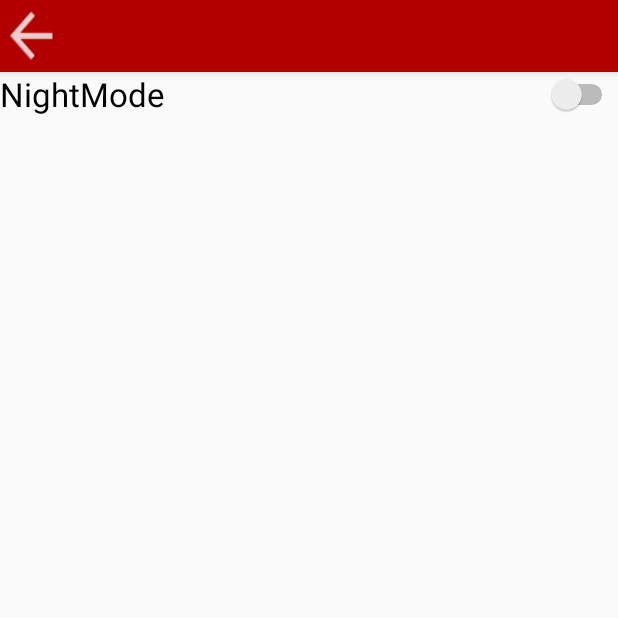
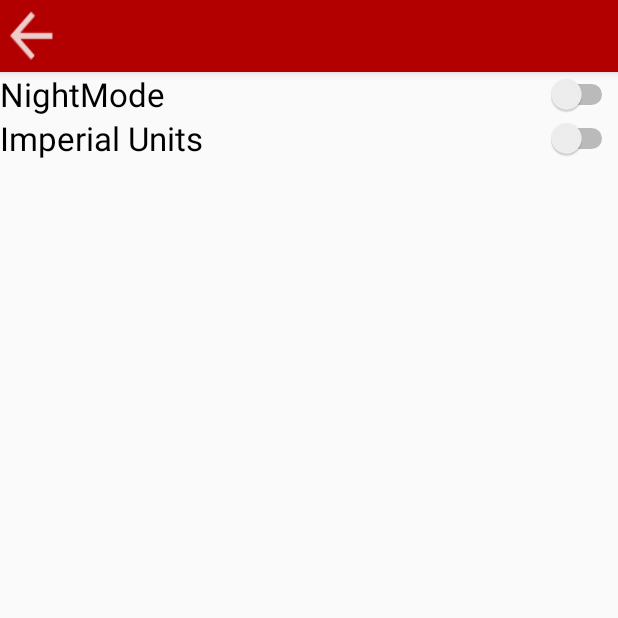
Before and after one commit to klaframboise/ParkPal, an Android app: the Night screen opened directly, with no data from a screen before it, on a phone screen of 412 x 824 dp, the top half of it. Run offline under Robolectric (Android 15) with nearby library versions, the phone set to English and light mode, and no system bars; libraries missing offline, so code that uses them is left out: com.google.maps.android, com.reginald.editspinner.

Commit message:
S25 T1-* Done

```diff
--- a/ParkPal.Android/app/src/main/java/com/mcdevz/parkpal/MainActivity.java
+++ b/ParkPal.Android/app/src/main/java/com/mcdevz/parkpal/MainActivity.java
@@ -247,6 +247,12 @@ public class MainActivity extends AppCompatActivity
         else if (id == R.id.nav_nightmode) {
 
             Intent myIntent = new Intent(this, Night.class);
+            startActivity(myIntent);
+            finish();
+        }
+
+        else if (id == R.id.nav_units) {
+            Intent myIntent = new Intent(this, Units.class);
             startActivity(myIntent);
             finish();
         }
--- a/ParkPal.Android/app/src/main/java/com/mcdevz/parkpal/Night.java
+++ b/ParkPal.Android/app/src/main/java/com/mcdevz/parkpal/Night.java
@@ -15,7 +15,9 @@ public class Night extends AppCompatActivity {
    // public static Switch nightSwitch;
     public static LinearLayout LinLayout;
     private TextView colour;
-    public static Boolean checked = false;
+    public static Boolean unitUS = false;
+    public static Boolean checked1 = false;
+    public static Boolean checked2 = false;
     public MainActivity ma = new MainActivity();
     @Override
     protected void onCreate(Bundle savedInstanceState) {
@@ -25,17 +27,33 @@ public class Night extends AppCompatActivity {
         /*When the night toggle is enabled on the side menu, night mode is enabled.*/
 
         final Switch nightSwitch = (Switch)  findViewById(R.id.nightSwitch);
-        nightSwitch.setChecked(checked);
+        nightSwitch.setChecked(checked1);
         nightSwitch.setOnCheckedChangeListener(new CompoundButton.OnCheckedChangeListener() {
             public void onCheckedChanged(CompoundButton buttonView, boolean isChecked) {
 
 
                 if (nightSwitch.isChecked()) {
-                checked = true;
+                checked1 = true;
                 ma.nightMode = true;
             } else {
                     ma.nightMode = false;
-                    checked = false;
+                    checked1 = false;
+                }
+            }
+        });
+
+        final Switch unitSwitch = (Switch) findViewById(R.id.unitSwitch);
+        unitSwitch.setChecked(checked2);
+        unitSwitch.setOnCheckedChangeListener(new CompoundButton.OnCheckedChangeListener() {
+            public void onCheckedChanged(CompoundButton buttonView, boolean isChecked) {
+
+
+                if (unitSwitch.isChecked()) {
+                    checked2 = true;
+                    unitUS = true;
+                } else {
+                    unitUS = false;
+                    checked2 = false;
                 }
             }
         });
--- a/ParkPal.Android/app/src/main/res/layout/activity_night.xml
+++ b/ParkPal.Android/app/src/main/res/layout/activity_night.xml
@@ -37,6 +37,13 @@
             android:textAppearance="@style/TextAppearance.AppCompat.Large"
             android:text="NightMode" />
 
+        <Switch
+            android:id="@+id/unitSwitch"
+            android:layout_width="match_parent"
+            android:layout_height="wrap_content"
+            android:textAppearance="@style/TextAppearance.AppCompat.Large"
+            android:text="Imperial Units" />
+
     </LinearLayout>
 
 </android.support.design.widget.CoordinatorLayout>
```
Also changed, not shown: ParkPal.Android/app/src/main/java/com/mcdevz/parkpal/directions/DirectionFinder.java (+13 -1 lines).
